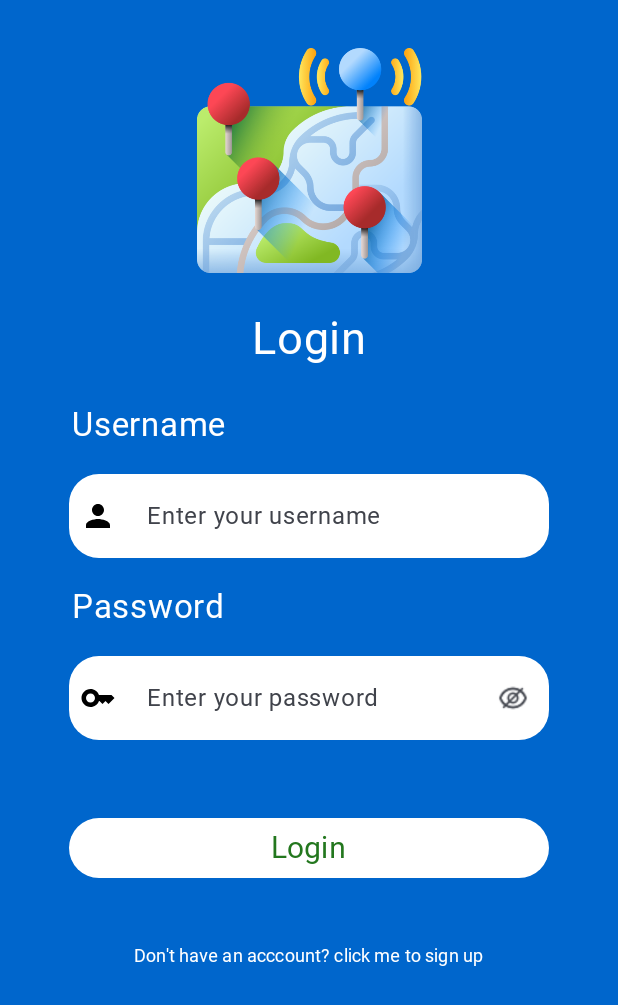
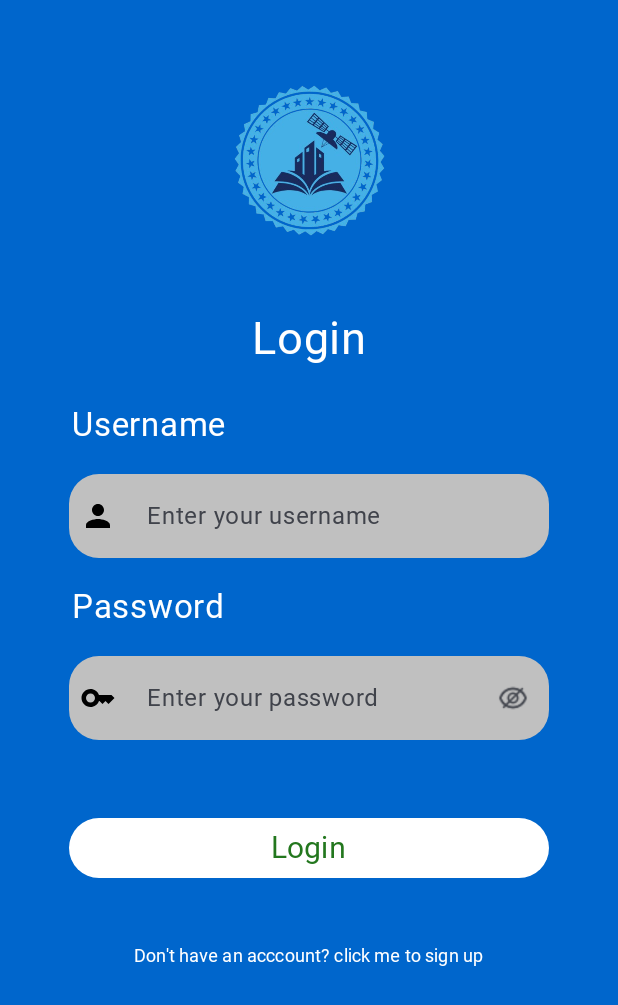
Before and after one commit to WenDEVLIFE/School-Locator, an Android app built with Jetpack Compose: the Login screen opened through its navigation route, on a phone screen of 412 x 824 dp. Shown: the top 1005 px of the screen. Run offline under Robolectric (Android 15) with nearby library versions, the phone set to English and light mode, and no system bars; our stand-ins replace Firebase (no records; nobody signed in at launch, a user with empty details on screens opened directly), livedata-compose; libraries missing offline, so code that uses them is left out: at.favre.lib.

Commit message:
Change the icon of the Login and its textfield theme 👌

```diff
--- a/app/src/main/java/com/example/schoollocator/activity/screens/Login.kt
+++ b/app/src/main/java/com/example/schoollocator/activity/screens/Login.kt
@@ -47,6 +47,7 @@ import androidx.navigation.compose.rememberNavController
 import com.example.schoollocator.R
 import com.example.schoollocator.ui.theme.Green1
 import com.example.schoollocator.ui.theme.darkblue
+import com.example.schoollocator.ui.theme.gray900
 import com.example.schoollocator.viewmodel.LoginViewModel
 import com.example.schoollocator.viewmodel.LoginViewModelFactory
 import com.example.schoollocator.viewmodel.SessionViewModel
@@ -104,7 +105,7 @@ fun LoginForm1(navController: NavHostController, modifier: Modifier = Modifier,
                 modifier = Modifier.padding(16.dp)
             ) {
                 Image(
-                    painter = painterResource(id = R.drawable.location),
+                    painter = painterResource(id = R.drawable.logo2_transparent),
                     contentDescription = "Icon",
                     modifier = Modifier.size(
                         width = if (screenSize == ScreenSize.SMALL) 150.dp else 204.dp,
@@ -157,7 +158,7 @@ fun LoginForm1(navController: NavHostController, modifier: Modifier = Modifier,
                         )
                     },
                     colors = TextFieldDefaults.textFieldColors(
-                        containerColor = Color.White,
+                        containerColor = gray900,
                         focusedIndicatorColor = Color.Transparent,
                         unfocusedIndicatorColor = Color.Transparent
                     )
@@ -214,7 +215,7 @@ fun LoginForm1(navController: NavHostController, modifier: Modifier = Modifier,
                     },
                     visualTransformation = if (loginViewModel.isPasswordVisible.value) VisualTransformation.None else PasswordVisualTransformation(),
                     colors = TextFieldDefaults.textFieldColors(
-                        containerColor = Color.White,
+                        containerColor = gray900,
                         focusedIndicatorColor = Color.Transparent,
                         unfocusedIndicatorColor = Color.Transparent
                     )
```
